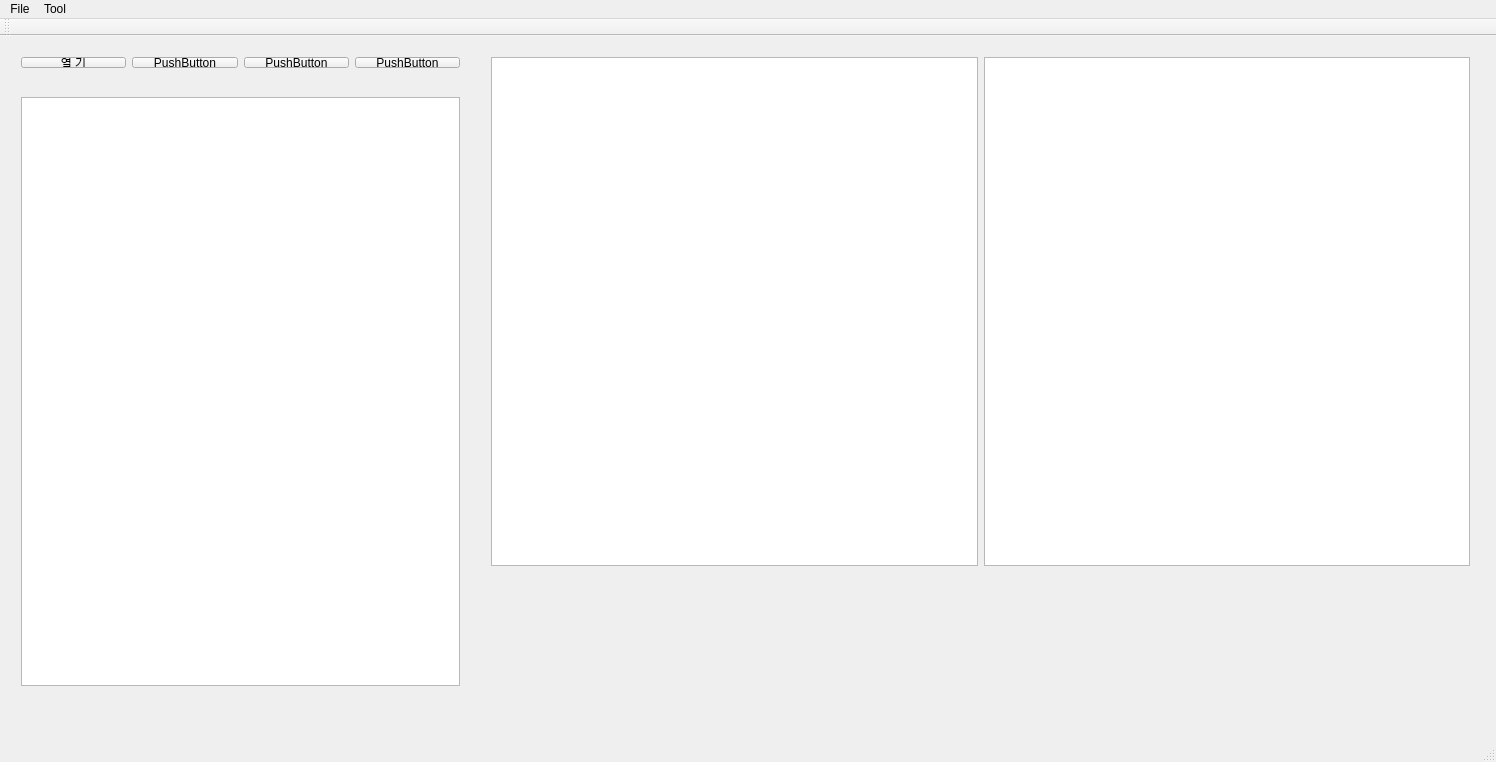
The window that mainwindow.ui (ajs7270/imagelab-project) describes before a commit, drawn with Qt 5.
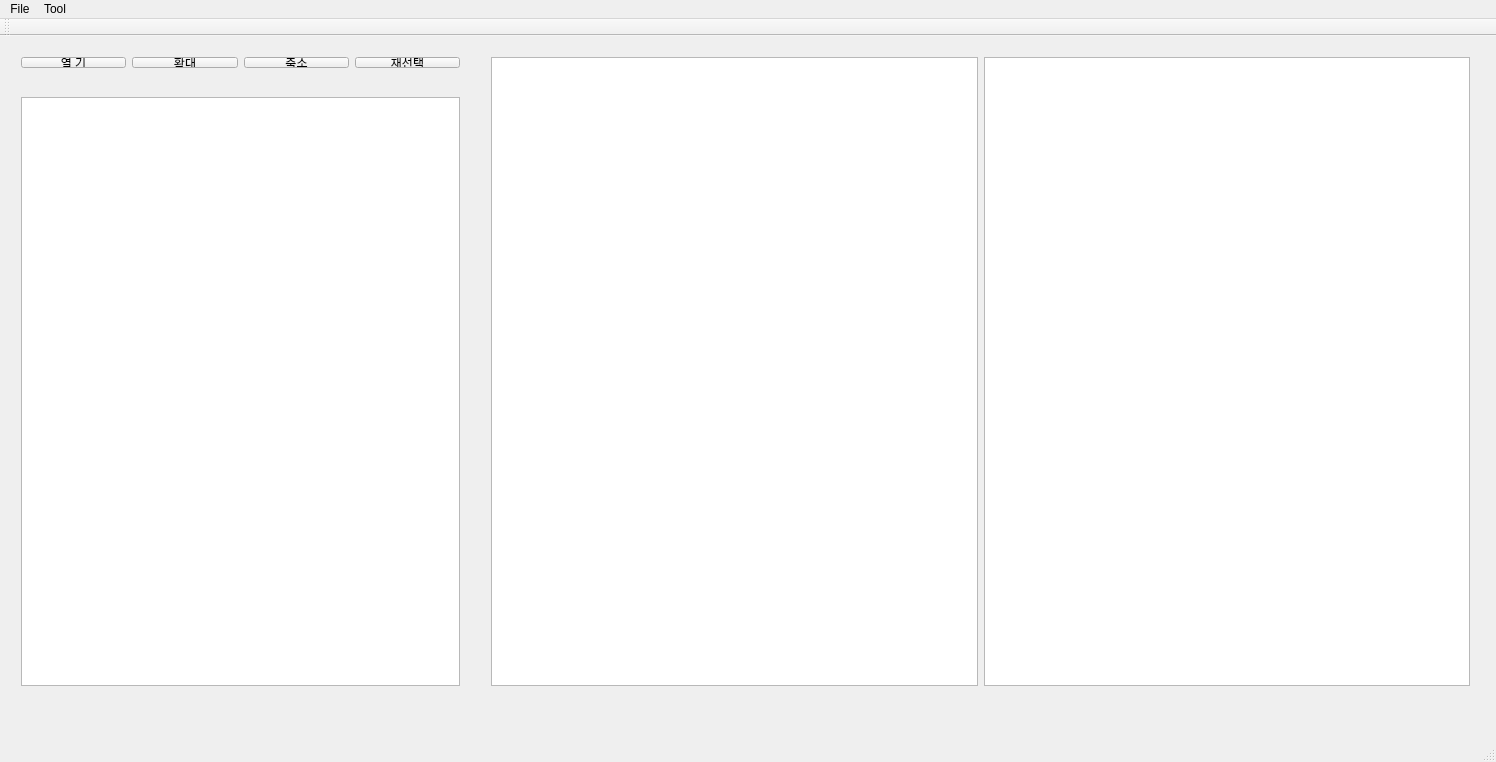
The same window after the commit. Custom widgets are drawn as their Qt base class.

Diff of the .ui file:
```diff
--- a/mainwindow.ui
+++ b/mainwindow.ui
@@ -14,25 +14,6 @@
    <string>MainWindow</string>
   </property>
   <widget class="QWidget" name="centralWidget">
-   <widget class="QWidget" name="gridLayoutWidget_2">
-    <property name="geometry">
-     <rect>
-      <x>480</x>
-      <y>550</y>
-      <width>1001</width>
-      <height>111</height>
-     </rect>
-    </property>
-    <layout class="QGridLayout" name="gridLayout_2">
-     <item row="0" column="0">
-      <widget class="ClickableLabel" name="label" native="true">
-       <property name="text" stdset="0">
-        <string>TextLabel</string>
-       </property>
-      </widget>
-     </item>
-    </layout>
-   </widget>
    <widget class="QWidget" name="gridLayoutWidget_3">
     <property name="geometry">
      <rect>
@@ -46,7 +27,7 @@
      <item row="0" column="3">
       <widget class="QPushButton" name="pushButton_2">
        <property name="text">
-        <string>PushButton</string>
+        <string>재선택</string>
        </property>
       </widget>
      </item>
@@ -60,14 +41,14 @@
      <item row="0" column="2">
       <widget class="QPushButton" name="pushButton">
        <property name="text">
-        <string>PushButton</string>
+        <string>축소</string>
        </property>
       </widget>
      </item>
      <item row="0" column="1">
       <widget class="QPushButton" name="pushButton_3">
        <property name="text">
-        <string>PushButton</string>
+        <string>확대</string>
        </property>
       </widget>
      </item>
@@ -98,7 +79,7 @@
       <x>480</x>
       <y>10</y>
       <width>1001</width>
-      <height>531</height>
+      <height>651</height>
      </rect>
     </property>
     <layout class="QHBoxLayout" name="horizontalLayout_2">
@@ -149,18 +130,6 @@
   <widget class="QStatusBar" name="statusBar"/>
  </widget>
  <layoutdefault spacing="6" margin="11"/>
- <customwidgets>
-  <customwidget>
-   <class>ClickableLabel</class>
-   <extends>QWidget</extends>
-   <header>clickablelabel.h</header>
-  </customwidget>
-  <customwidget>
-   <class>QGraphicsView</class>
-   <extends>QWidget</extends>
-   <header>QGraphicsView.h</header>
-  </customwidget>
- </customwidgets>
  <resources/>
  <connections/>
 </ui>
```
Left out of the diff: 17 changed lines with no effect on the pictures.
